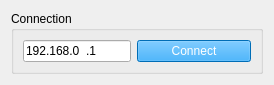
Old version of the form src/edcon/gui/connection.ui in the repository Festo-se/festo-edcon.
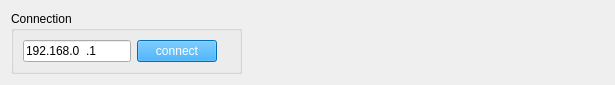
New version of the form. Icons and pictures are not drawn.

```diff
--- a/src/edcon/gui/connection.ui
+++ b/src/edcon/gui/connection.ui
@@ -9,7 +9,7 @@
    <rect>
     <x>0</x>
     <y>0</y>
-    <width>274</width>
+    <width>615</width>
     <height>74</height>
    </rect>
   </property>
@@ -49,13 +49,61 @@
 color: rgb(255, 255, 255);</string>
         </property>
         <property name="text">
-         <string>Connect</string>
+         <string>connect</string>
+        </property>
+       </widget>
+      </item>
+      <item>
+       <widget class="QLabel" name="label_connect_feedback">
+        <property name="text">
+         <string/>
+        </property>
+        <property name="wordWrap">
+         <bool>true</bool>
         </property>
        </widget>
       </item>
      </layout>
     </widget>
    </item>
+   <item>
+    <spacer name="horizontalSpacer">
+     <property name="orientation">
+      <enum>Qt::Horizontal</enum>
+     </property>
+     <property name="sizeHint" stdset="0">
+      <size>
+       <width>40</width>
+       <height>20</height>
+      </size>
+     </property>
+    </spacer>
+   </item>
+   <item>
+    <widget class="QLabel" name="label">
+     <property name="sizePolicy">
+      <sizepolicy hsizetype="Preferred" vsizetype="Preferred">
+       <horstretch>0</horstretch>
+       <verstretch>0</verstretch>
+      </sizepolicy>
+     </property>
+     <property name="maximumSize">
+      <size>
+       <width>133</width>
+       <height>25</height>
+      </size>
+     </property>
+     <property name="text">
+      <string/>
+     </property>
+     <property name="pixmap">
+      <pixmap>../../../docs/images/festo_logo.png</pixmap>
+     </property>
+     <property name="scaledContents">
+      <bool>true</bool>
+     </property>
+    </widget>
+   </item>
   </layout>
  </widget>
  <resources/>
```
Left out of the diff: 2 changed lines with no effect on the pictures.
